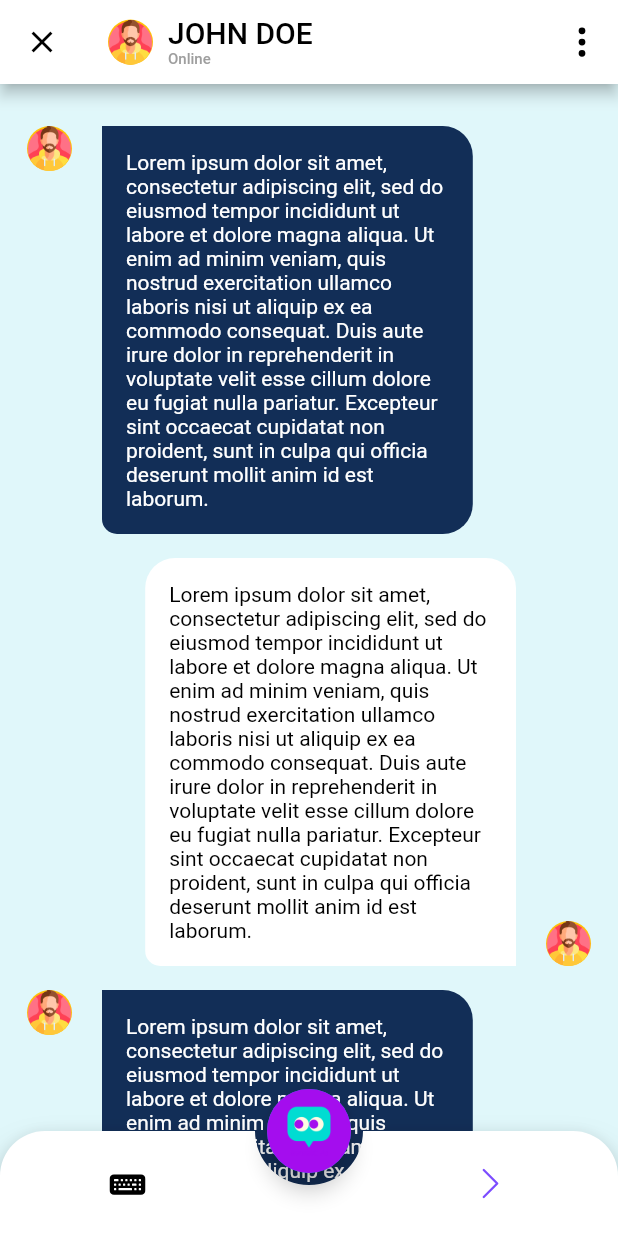
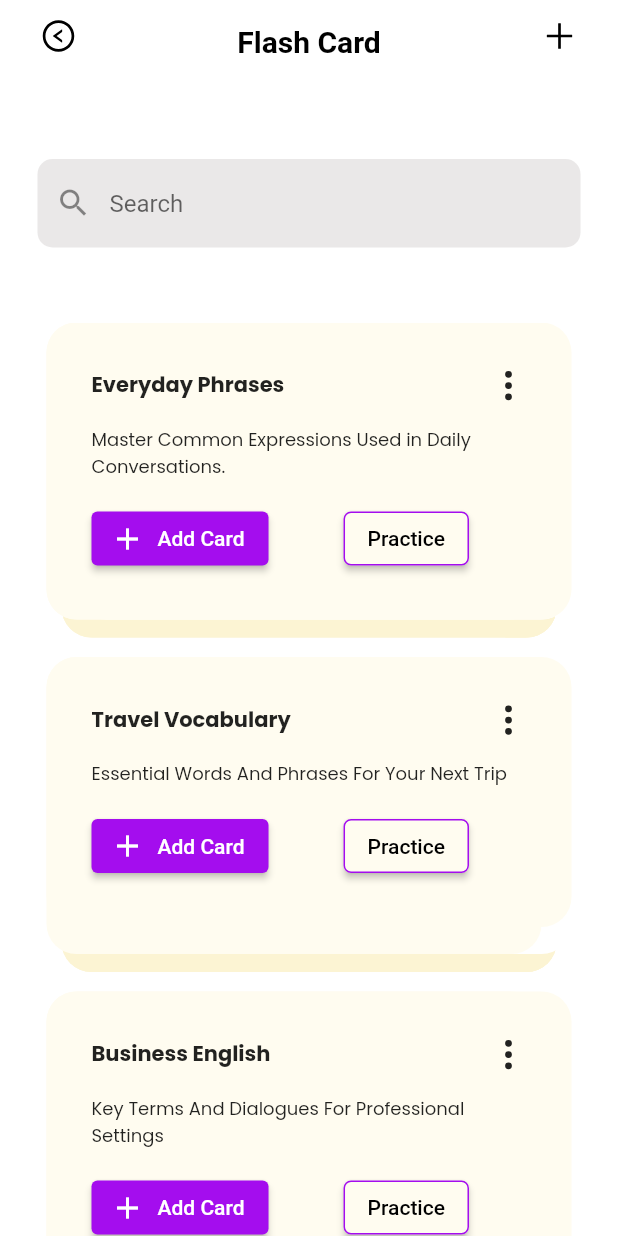
Before and after one commit to S-Haq-ue/test030924, a Flutter app: the screen it shows after launch, on a phone screen of 412 x 824 dp. Run offline on Flutter 3.47's test engine with Material 3 defaults, Android fonts, the light colour scheme and no system bars; drawn by our look-alikes of animated_bottom_navigation_bar; our stand-ins replace carousel_slider, google_fonts, icons_plus.

Commit message:
flash card2

```diff
--- a/lib/data.dart
+++ b/lib/data.dart
@@ -1,3 +1,12 @@
-const caroselCardList =[];
+import 'package:togen_test/screens/flash_card2/card_model.dart';
 
-String testText="Lorem ipsum dolor sit amet, consectetur adipiscing elit, sed do eiusmod tempor incididunt ut labore et dolore magna aliqua. Ut enim ad minim veniam, quis nostrud exercitation ullamco laboris nisi ut aliquip ex ea commodo consequat. Duis aute irure dolor in reprehenderit in voluptate velit esse cillum dolore eu fugiat nulla pariatur. Excepteur sint occaecat cupidatat non proident, sunt in culpa qui officia deserunt mollit anim id est laborum.";
+const caroselCardList = [];
+
+String testText =
+    "Lorem ipsum dolor sit amet, consectetur adipiscing elit, sed do eiusmod tempor incididunt ut labore et dolore magna aliqua. Ut enim ad minim veniam, quis nostrud exercitation ullamco laboris nisi ut aliquip ex ea commodo consequat. Duis aute irure dolor in reprehenderit in voluptate velit esse cillum dolore eu fugiat nulla pariatur. Excepteur sint occaecat cupidatat non proident, sunt in culpa qui officia deserunt mollit anim id est laborum.";
+
+List<CardModel> cardList = [
+  CardModel(title: "Everyday Phrases", subtitle: "Master Common Expressions Used in Daily Conversations."),
+  CardModel(title: "Travel Vocabulary", subtitle: "Essential Words And Phrases For Your Next Trip"),
+  CardModel(title: "Business English", subtitle: "Key Terms And Dialogues For Professional Settings"),
+];
--- a/lib/main.dart
+++ b/lib/main.dart
@@ -1,5 +1,6 @@
 import 'package:flutter/material.dart';
 import 'package:togen_test/screens/chat_screen/chat_screen.dart';
+import 'package:togen_test/screens/flash_card2/flash_card2.dart';
 
 void main() {
   runApp(const MyApp());
@@ -18,7 +19,7 @@ class MyApp extends StatelessWidget {
         scaffoldBackgroundColor: Colors.white,
         useMaterial3: false,
       ),
-      home: const ChatScreen(),
+      home: const FlashCard2(),
     );
   }
 }
--- /dev/null
+++ b/lib/screens/flash_card2/card_model.dart
@@ -0,0 +1,53 @@
+import 'dart:convert';
+
+class CardModel {
+  final String title;
+  final String subtitle;
+  CardModel({
+    required this.title,
+    required this.subtitle,
+  });
+
+  CardModel copyWith({
+    String? title,
+    String? subtitle,
+  }) {
+    return CardModel(
+      title: title ?? this.title,
+      subtitle: subtitle ?? this.subtitle,
+    );
+  }
+
+  Map<String, dynamic> toMap() {
+    return <String, dynamic>{
+      'title': title,
+      'subtitle': subtitle,
+    };
+  }
+
+  factory CardModel.fromMap(Map<String, dynamic> map) {
+    return CardModel(
+      title: map['title'] as String,
+      subtitle: map['subtitle'] as String,
+    );
+  }
+
+  String toJson() => json.encode(toMap());
+
+  factory CardModel.fromJson(String source) => CardModel.fromMap(json.decode(source) as Map<String, dynamic>);
+
+  @override
+  String toString() => 'CardModel(title: $title, subtitle: $subtitle)';
+
+  @override
+  bool operator ==(covariant CardModel other) {
+    if (identical(this, other)) return true;
+
+    return
+      other.title == title &&
+      other.subtitle == subtitle;
+  }
+
+  @override
+  int get hashCode => title.hashCode ^ subtitle.hashCode;
+}
--- /dev/null
+++ b/lib/screens/flash_card2/flash_card2.dart
@@ -0,0 +1,247 @@
+import 'package:flutter/material.dart';
+import 'package:google_fonts/google_fonts.dart';
+import 'package:icons_plus/icons_plus.dart';
+import 'package:togen_test/data.dart';
+
+class FlashCard2 extends StatelessWidget {
+  const FlashCard2({super.key});
+
+  @override
+  Widget build(BuildContext context) {
+    return Scaffold(
+      appBar: const CustomAppBar(),
+      body: Padding(
+        padding: const EdgeInsets.symmetric(horizontal: 10),
+        child: Column(
+          children: [
+            const SizedBox(
+              height: 50,
+            ),
+            Padding(
+              padding: const EdgeInsets.symmetric(horizontal: 15),
+              child: TextFormField(
+                decoration: const InputDecoration(
+                  // label: const Text("Search"),
+                  prefixIcon: Icon(Icons.search),
+                  hintText: "Search",
+                  fillColor: Color.fromARGB(255, 234, 232, 232),
+                  filled: true,
+                  border: OutlineInputBorder(
+                      borderRadius: BorderRadius.all(Radius.circular(10)), borderSide: BorderSide.none),
+                ),
+              ),
+            ),
+            const SizedBox(
+              height: 50,
+            ),
+            Expanded(
+              child: ListView.builder(
+                itemCount: cardList.length,
+                itemBuilder: (context, index) {
+                  return Column(
+                    children: [
+                      Stack(
+                        children: [
+                          Positioned(
+                            child: Container(
+                              width: 330,
+                              decoration: BoxDecoration(
+                                borderRadius: BorderRadius.circular(20),
+                                color: const Color.fromARGB(255, 255, 252, 240),
+                                boxShadow: const [
+                                  BoxShadow(blurRadius: 0.0, offset: Offset(10, 12),color: Color.fromARGB(255, 252, 244, 211)),
+                                  BoxShadow(blurRadius: 0.0, color: Colors.white, offset: Offset(-20, 20)),
+                                  BoxShadow(blurRadius: 0.0, offset: Offset(10, 12),color: Color.fromARGB(255, 252, 244, 211)),
+                                  BoxShadow(blurRadius: 0.0, offset: Offset(10, 12),color: Color.fromARGB(255, 252, 244, 211)),
+                                  BoxShadow(blurRadius: 0, color: Colors.white, offset: Offset(20, 0)),
+                                  BoxShadow(blurRadius: 0.0, color: Colors.white, offset: Offset(-5, -5)),
+                                ],
+                              ),
+                              child: Padding(
+                                padding: const EdgeInsets.all(30),
+                                child: Column(
+                                  mainAxisSize: MainAxisSize.min,
+                                  crossAxisAlignment: CrossAxisAlignment.start,
+                                  mainAxisAlignment: MainAxisAlignment.spaceEvenly,
+                                  children: [
+                                    Row(
+                                      mainAxisAlignment: MainAxisAlignment.spaceBetween,
+                                      children: [
+                                        Text(
+                                          cardList[index].title,
+                                          style: GoogleFonts.poppins(fontWeight: FontWeight.bold),
+                                        ),
+                                        const Icon(Bootstrap.three_dots_vertical)
+                                      ],
+                                    ),
+                                    const SizedBox(
+                                      height: 15,
+                                    ),
+                                    Text(
+                                      cardList[index].subtitle,
+                                      style: GoogleFonts.poppins(fontSize: 12),
+                                    ),
+                                    const SizedBox(
+                                      height: 15,
+                                    ),
+                                    Row(
+                                      mainAxisAlignment: MainAxisAlignment.start,
+                                      children: [
+                                        ElevatedButton.icon(
+                                          onPressed: () {},
+                                          label: const Text("Add Card"),
+                                          icon: const Icon(Icons.add),
+                                          style: ElevatedButton.styleFrom(
+                                            backgroundColor: const Color.fromARGB(255, 164, 13, 238),
+                                          ),
+                                        ),
+                                        const SizedBox(
+                                          width: 50,
+                                        ),
+                                        ElevatedButton(
+                                          onPressed: () {},
+                                          style: ElevatedButton.styleFrom(
+                                            backgroundColor: const Color.fromARGB(255, 255, 252, 240),
+                                            shape: RoundedRectangleBorder(
+                                                borderRadius: BorderRadius.circular(5),
+                                                side: const BorderSide(
+                                                  color: Color.fromARGB(255, 164, 13, 238),
+                                                )),
+                                          ),
+                                          child: const Text(
+                                            "Practice",
+                                            style: TextStyle(color: Colors.black),
+                                          ),
+                                        ),
+                                      ],
+                                    )
+                                  ],
+                                ),
+                              ),
+                            ),
+                          ),
+                          Container(
+                            width: 350,
+                            decoration: BoxDecoration(
+                              borderRadius: BorderRadius.circular(20),
+                              color: const Color.fromARGB(255, 255, 252, 240),
+                            ),
+                            child: Padding(
+                              padding: const EdgeInsets.all(30),
+                              child: Column(
+                                mainAxisSize: MainAxisSize.min,
+                                crossAxisAlignment: CrossAxisAlignment.start,
+                                mainAxisAlignment: MainAxisAlignment.spaceEvenly,
+                                children: [
+                                  Row(
+                                    mainAxisAlignment: MainAxisAlignment.spaceBetween,
+                                    children: [
+                                      Text(
+                                        cardList[index].title,
+                                        style: GoogleFonts.poppins(fontWeight: FontWeight.bold),
+                                      ),
+                                      const Icon(Bootstrap.three_dots_vertical)
+                                    ],
+                                  ),
+                                  const SizedBox(
+                                    height: 15,
+                                  ),
+                                  Text(
+                                    cardList[index].subtitle,
+                                    style: GoogleFonts.poppins(fontSize: 12),
+                                  ),
+                                  const SizedBox(
+                                    height: 15,
+                                  ),
+                                  Row(
+                                    mainAxisAlignment: MainAxisAlignment.start,
+                                    children: [
+                                      ElevatedButton.icon(
+                                        onPressed: () {},
+                                        label: const Text("Add Card"),
+                                        icon: const Icon(Icons.add),
+                                        style: ElevatedButton.styleFrom(
+                                          backgroundColor: const Color.fromARGB(255, 164, 13, 238),
+                                        ),
+                                      ),
+                                      const SizedBox(
+                                        width: 50,
+                                      ),
+                                      ElevatedButton(
+                                        onPressed: () {},
+                                        style: ElevatedButton.styleFrom(
+                                          backgroundColor: const Color.fromARGB(255, 255, 252, 240),
+                                          shape: RoundedRectangleBorder(
+                                              borderRadius: BorderRadius.circular(5),
+                                              side: const BorderSide(
+                                                color: Color.fromARGB(255, 164, 13, 238),
+                                              )),
+                                        ),
+                                        child: const Text(
+                                          "Practice",
+                                          style: TextStyle(color: Colors.black),
+                                        ),
+                                      ),
+                                    ],
+                                  )
+                                ],
+                              ),
+                            ),
+                          ),
+                        ],
+                      ),
+                      const SizedBox(
+                        height: 25,
+                      ),
+                    ],
+                  );
+                },
+              ),
+            ),
+          ],
+        ),
+      ),
+    );
+  }
+}
+
+class CustomAppBar extends StatelessWidget implements PreferredSizeWidget {
+  const CustomAppBar({super.key});
+
+  @override
+  Widget build(BuildContext context) {
+    return Padding(
+      padding: const EdgeInsets.symmetric(horizontal: 15.0),
+      child: Container(
+        color: Colors.white,
+        child: SafeArea(
+          child: Stack(
+            children: [
+              Row(
+                mainAxisAlignment: MainAxisAlignment.spaceBetween,
+                children: [
+                  IconButton(
+                    onPressed: () {},
+                    icon: const Icon(AntDesign.left_circle_outline, color: Colors.black),
+                  ),
+                  IconButton(
+                    onPressed: () {},
+                    icon: const Icon(AntDesign.plus_outline, color: Colors.black),
+                  ),
+                ],
+              ),
+              const Center(
+                  child: Text(
+                "Flash Card",
+                style: TextStyle(color: Colors.black, fontWeight: FontWeight.bold, fontSize: 20),
+              )),
+            ],
+          ),
+        ),
+      ),
+    );
+  }
+
+  @override
+  Size get preferredSize => const Size.fromHeight(kToolbarHeight);
+}
```
